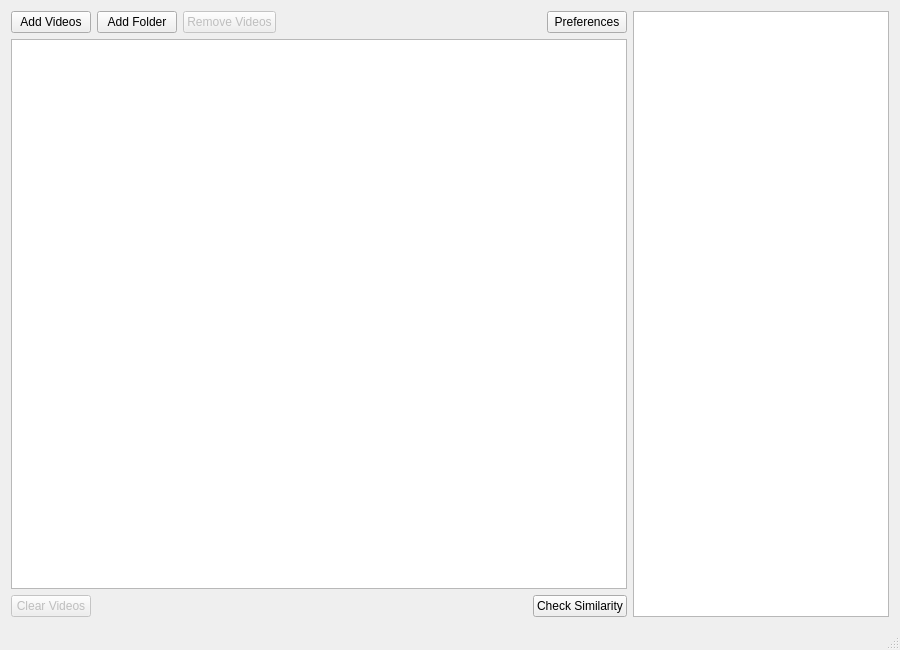
garfunkel/SameDifference, file mainwindow.ui: the form before one commit.
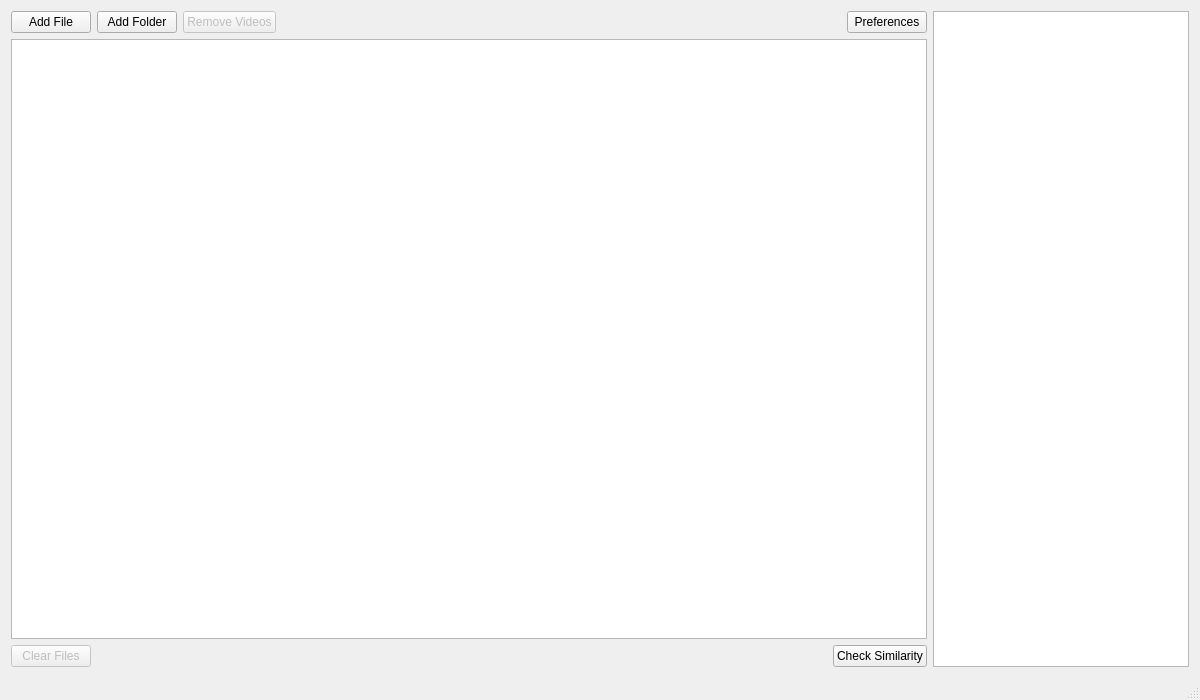
The form after the commit. Icons and pictures are not drawn.

Diff of the .ui file:
```diff
--- a/mainwindow.ui
+++ b/mainwindow.ui
@@ -9,10 +9,16 @@
    <rect>
     <x>0</x>
     <y>0</y>
-    <width>900</width>
-    <height>650</height>
+    <width>1200</width>
+    <height>700</height>
    </rect>
   </property>
+  <property name="sizePolicy">
+   <sizepolicy hsizetype="Preferred" vsizetype="Preferred">
+    <horstretch>0</horstretch>
+    <verstretch>0</verstretch>
+   </sizepolicy>
+  </property>
   <property name="windowTitle">
    <string>SameDifference</string>
   </property>
@@ -25,7 +31,7 @@
         <item>
          <widget class="QPushButton" name="addPushButton">
           <property name="text">
-           <string>Add Videos</string>
+           <string>Add File</string>
           </property>
           <property name="icon">
            <iconset theme="list-add"/>
@@ -100,6 +106,9 @@
         <attribute name="horizontalHeaderCascadingSectionResizes">
          <bool>false</bool>
         </attribute>
+        <attribute name="horizontalHeaderDefaultSectionSize">
+         <number>116</number>
+        </attribute>
         <attribute name="horizontalHeaderHighlightSections">
          <bool>false</bool>
         </attribute>
@@ -107,7 +116,7 @@
          <bool>true</bool>
         </attribute>
         <attribute name="horizontalHeaderStretchLastSection">
-         <bool>true</bool>
+         <bool>false</bool>
         </attribute>
         <attribute name="verticalHeaderVisible">
          <bool>false</bool>
@@ -122,7 +131,7 @@
            <bool>false</bool>
           </property>
           <property name="text">
-           <string>Clear Videos</string>
+           <string>Clear Files</string>
           </property>
          </widget>
         </item>
```
